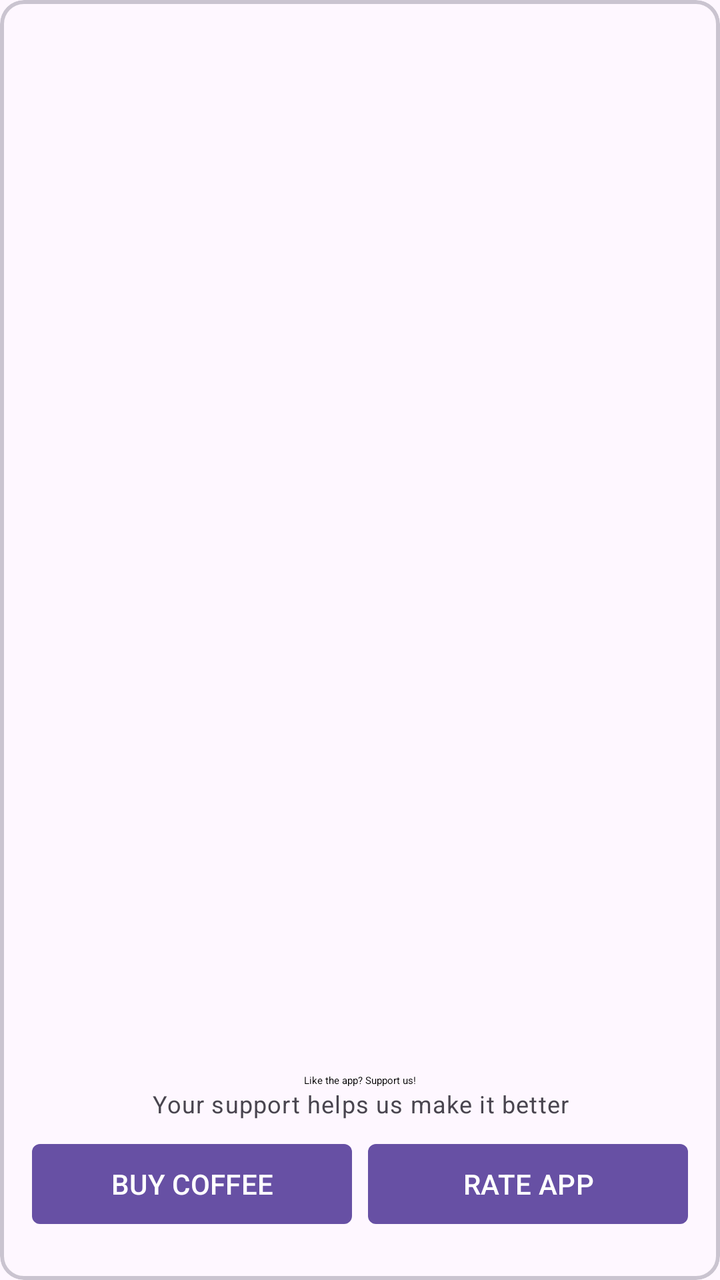
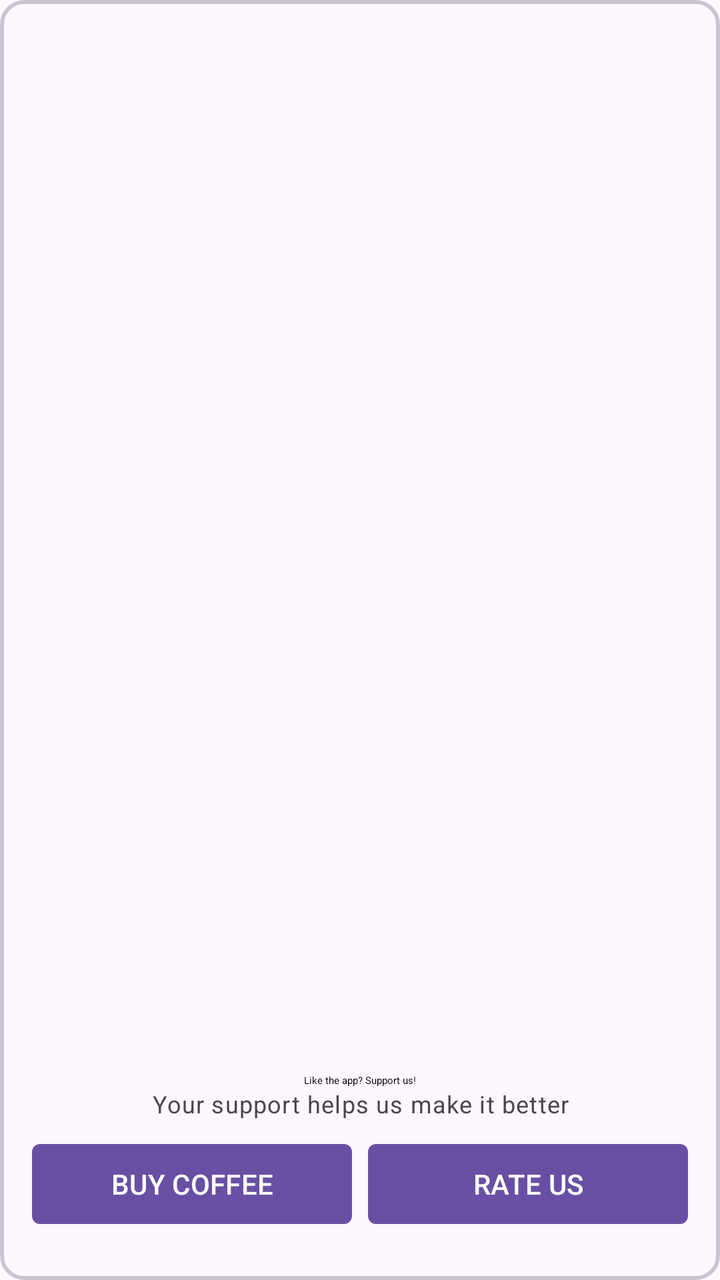

The first picture is an Android layout as it rendered before a commit; the second is the same layout after the commit. The layout source and the unified diff follow.
<!-- AndroidManifest.xml: application theme AppTheme -->
<!-- res/layout/fragment_premium_disabled.xml -->
<?xml version="1.0" encoding="utf-8"?>
<com.google.android.material.card.MaterialCardView
    xmlns:android="http://schemas.android.com/apk/res/android"
    xmlns:app="http://schemas.android.com/apk/res-auto"
    android:layout_width="match_parent"
    android:layout_height="match_parent"
    android:layout_gravity="center"
    app:strokeWidth="2dp">
    <androidx.constraintlayout.widget.ConstraintLayout
        android:layout_width="match_parent"
        android:layout_height="match_parent"
        android:padding="16dp">
        <TextView
            android:id="@+id/textview_premium_subscription_prompt1"
            android:layout_width="wrap_content"
            android:layout_height="wrap_content"
            android:layout_marginTop="16dp"
            android:text="@string/premium_subscription_prompt1"
            android:textAlignment="center"
            android:textAppearance="@style/TextAppearance.Material3.BodyLarge.Emphasized"
            app:layout_constraintEnd_toEndOf="parent"
            app:layout_constraintStart_toStartOf="parent"
            app:layout_constraintBottom_toTopOf="@id/textview_premium_subscription_prompt2" />

        <TextView
            android:id="@+id/textview_premium_subscription_prompt2"
            android:layout_width="wrap_content"
            android:layout_height="wrap_content"
            android:layout_marginTop="16dp"
            android:text="@string/premium_subscription_prompt2"
            android:textAlignment="center"
            android:textAppearance="@style/TextAppearance.Material3.BodySmall"
            app:layout_constraintEnd_toEndOf="parent"
            app:layout_constraintStart_toStartOf="parent"
            app:layout_constraintBottom_toTopOf="@id/layout_purchase_subscription" />

        <LinearLayout
            android:id="@+id/layout_purchase_subscription"
            android:layout_width="match_parent"
            android:layout_height="wrap_content"
            android:paddingVertical="8dp"
            android:orientation="horizontal"
            android:gravity="center_vertical"
            app:layout_constraintEnd_toEndOf="parent"
            app:layout_constraintStart_toStartOf="parent"
            app:layout_constraintBottom_toBottomOf="parent">



            <com.google.android.material.button.MaterialButton
                android:id="@+id/button_buy"
                android:layout_width="0dp"
                android:layout_weight="1"
                android:layout_height="wrap_content"
                android:textAllCaps="true"
                android:text="@string/premium_buy_subscription_label"
                app:cornerRadius="4dp"
                />

            <Space
                android:layout_width="8dp"
                android:layout_height="wrap_content"/>

            <com.google.android.material.button.MaterialButton
                android:id="@+id/button_review"
                android:layout_width="0dp"
                android:layout_weight="1"
                android:layout_height="wrap_content"
                android:textAllCaps="true"
                android:text="@string/premium_review_label"
                style="@style/Widget.Material3Expressive.Button.OutlinedButton"
                app:cornerRadius="4dp"
                />
        </LinearLayout>
    </androidx.constraintlayout.widget.ConstraintLayout>
</com.google.android.material.card.MaterialCardView>
<!-- resources referenced by this layout -->
<resources>
  <string name="premium_buy_subscription_label">Buy coffee</string>
  <string name="premium_review_label">Rate app</string>
  <string name="premium_subscription_prompt1">Like the app? Support us!</string>
  <string name="premium_subscription_prompt2">Your support helps us make it better</string>
  <style name="AppTheme" parent="Theme.Material3.DayNight.NoActionBar" />
</resources>

<!-- the commit's change to res/layout/fragment_premium_disabled.xml (unified diff, before → after) -->
@@ -15,7 +15,7 @@
             android:layout_width="wrap_content"
             android:layout_height="wrap_content"
             android:layout_marginTop="16dp"
-            android:text="@string/premium_subscription_prompt1"
+            android:text="@string/label_premium_subscription_prompt1"
             android:textAlignment="center"
             android:textAppearance="@style/TextAppearance.Material3.BodyLarge.Emphasized"
             app:layout_constraintEnd_toEndOf="parent"
@@ -27,7 +27,7 @@
             android:layout_width="wrap_content"
             android:layout_height="wrap_content"
             android:layout_marginTop="16dp"
-            android:text="@string/premium_subscription_prompt2"
+            android:text="@string/label_premium_subscription_prompt2"
             android:textAlignment="center"
             android:textAppearance="@style/TextAppearance.Material3.BodySmall"
             app:layout_constraintEnd_toEndOf="parent"
@@ -53,7 +53,7 @@
                 android:layout_weight="1"
                 android:layout_height="wrap_content"
                 android:textAllCaps="true"
-                android:text="@string/premium_buy_subscription_label"
+                android:text="@string/label_premium_buy_subscription"
                 app:cornerRadius="4dp"
                 />
 
@@ -67,7 +67,7 @@
                 android:layout_weight="1"
                 android:layout_height="wrap_content"
                 android:textAllCaps="true"
-                android:text="@string/premium_review_label"
+                android:text="@string/label_premium_review"
                 style="@style/Widget.Material3Expressive.Button.OutlinedButton"
                 app:cornerRadius="4dp"
                 />
<!-- resource entries referenced after the edit -->
@@ -1,9 +1,9 @@
 <!-- resources referenced by this layout -->
 <resources>
-  <string name="premium_buy_subscription_label">Buy coffee</string>
-  <string name="premium_review_label">Rate app</string>
-  <string name="premium_subscription_prompt1">Like the app? Support us!</string>
-  <string name="premium_subscription_prompt2">Your support helps us make it better</string>
+  <string name="label_premium_buy_subscription">Buy coffee</string>
+  <string name="label_premium_review">Rate us</string>
+  <string name="label_premium_subscription_prompt1">Like the app? Support us!</string>
+  <string name="label_premium_subscription_prompt2">Your support helps us make it better</string>
   <style name="AppTheme" parent="Theme.Material3.DayNight.NoActionBar" />
 </resources>
 
